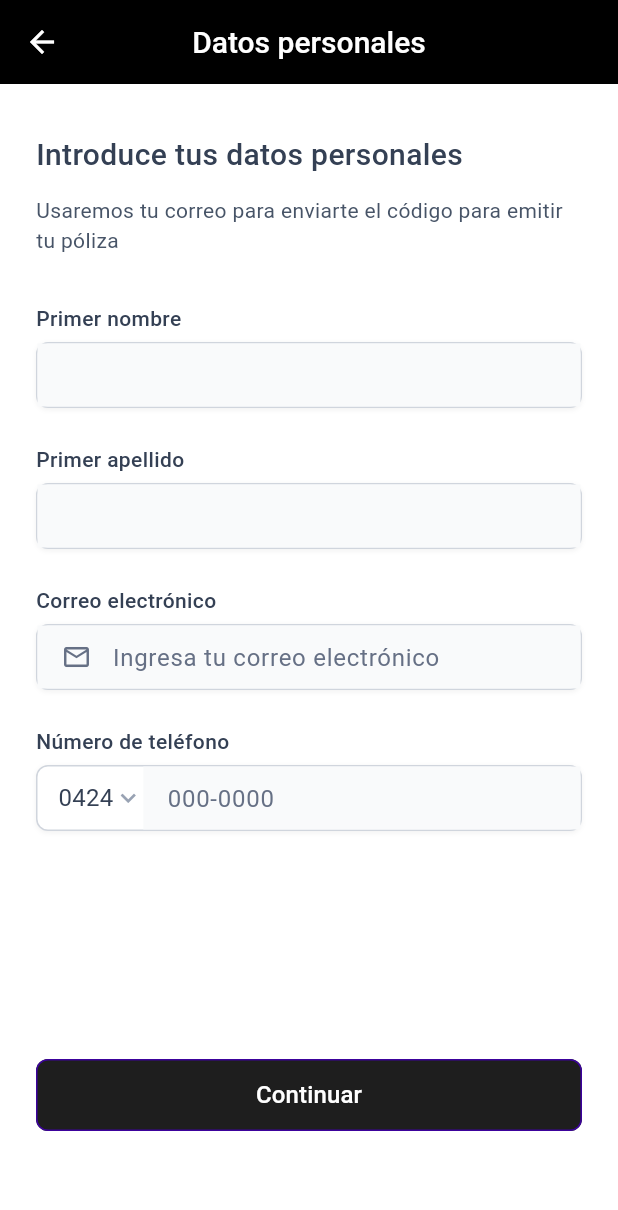
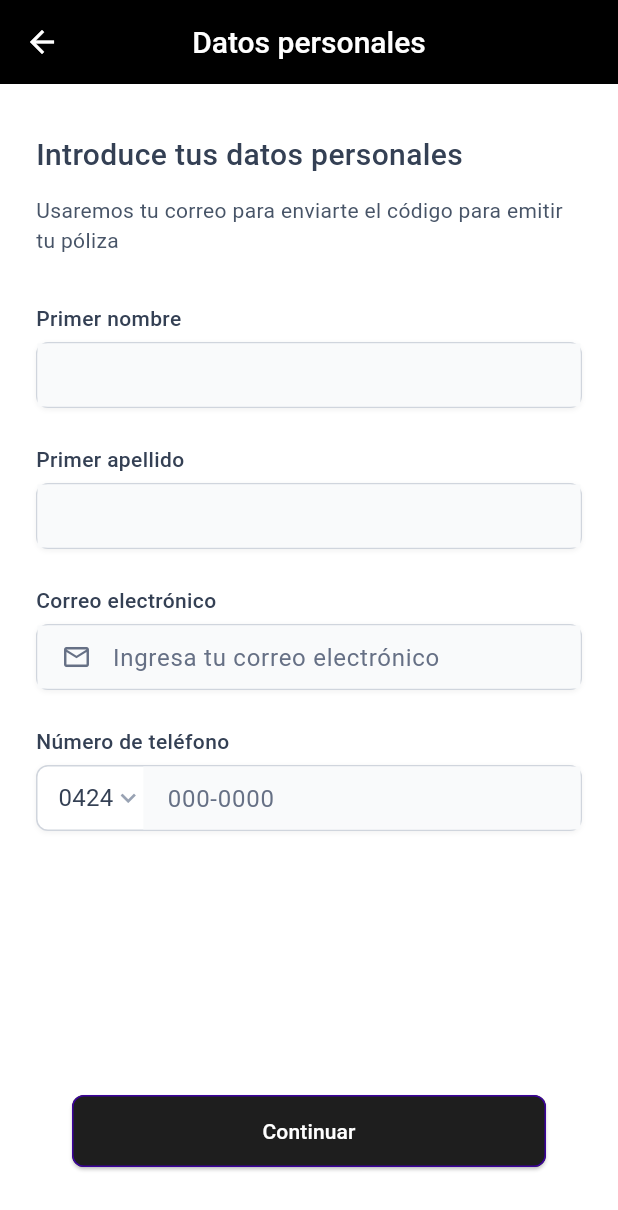
Before and after one commit to jeftounz/fluttconversor, a Flutter app: the DatosPersonalesPage screen opened by its route, on a phone screen of 412 x 824 dp. Shown: the top 1210 px of the screen. Run offline on Flutter 3.47's test engine with Material 3 defaults, Android fonts, the phone set to English and light mode, and no system bars; our stand-ins replace bloc, dio, equatable, flutter_bloc, get_it, pdf and 3 more; accounts and stored records are empty; Roboto replaces fonts that are missing (Ubuntu).

Commit message:
finaly the local_form_storage works!

```diff
--- a/lib/features/presentation/widgets/datos_personales_form.dart
+++ b/lib/features/presentation/widgets/datos_personales_form.dart
@@ -3,9 +3,33 @@ import 'package:flutter_bloc/flutter_bloc.dart';
 import '../bloc/datos_personales/datos_personales_bloc.dart';
 import '../bloc/datos_personales/datos_personales_event.dart';
 import '../bloc/datos_personales/datos_personales_state.dart';
+import '../../data/services/local_form_storage_service.dart.dart';
 
-class DatosPersonalesForm extends StatelessWidget {
+class DatosPersonalesForm extends StatefulWidget {
   const DatosPersonalesForm({Key? key}) : super(key: key);
+
+  @override
+  State<DatosPersonalesForm> createState() => _DatosPersonalesFormState();
+}
+
+class _DatosPersonalesFormState extends State<DatosPersonalesForm> {
+  final TextEditingController _nombreController = TextEditingController();
+  final TextEditingController _apellidoController = TextEditingController();
+
+  @override
+  void initState() {
+    super.initState();
+    final state = context.read<DatosPersonalesBloc>().state;
+    _nombreController.text = state.firstName;
+    _apellidoController.text = state.lastName;
+  }
+
+  @override
+  void dispose() {
+    _nombreController.dispose();
+    _apellidoController.dispose();
+    super.dispose();
+  }
 
   @override
   Widget build(BuildContext context) {
@@ -32,8 +56,7 @@ class DatosPersonalesForm extends StatelessWidget {
                 ),
           );
         } else if (state.isSuccess) {
-          Navigator.of(context).pop(); // cerrar diálogo loading
-
+          Navigator.of(context).pop();
           ScaffoldMessenger.of(context).showSnackBar(
             SnackBar(
               content: Text(
@@ -44,11 +67,9 @@ class DatosPersonalesForm extends StatelessWidget {
               behavior: SnackBarBehavior.floating,
             ),
           );
-
-          // MODIFICACIÓN: Navegar a la página de firma
           Navigator.of(context).pushReplacementNamed('/signature');
         } else if (state.isFailure) {
-          Navigator.of(context).pop(); // cerrar diálogo loading si está abierto
+          Navigator.of(context).pop();
           ScaffoldMessenger.of(context).showSnackBar(
             SnackBar(
               content: Text(
@@ -72,15 +93,18 @@ class DatosPersonalesForm extends StatelessWidget {
             children: [
               _buildFormHeader(),
               const SizedBox(height: 32),
-              _FirstNameField(),
+              _FirstNameField(nombreController: _nombreController),
               const SizedBox(height: 24),
-              _LastNameField(),
+              _LastNameField(apellidoController: _apellidoController),
               const SizedBox(height: 24),
               _EmailField(),
               const SizedBox(height: 24),
               _PhoneField(),
               const SizedBox(height: 152),
-              _ContinueButton(),
+              _ContinueButton(
+                nombreController: _nombreController,
+                apellidoController: _apellidoController,
+              ),
             ],
           ),
         ),
@@ -119,6 +143,10 @@ class DatosPersonalesForm extends StatelessWidget {
 }
 
 class _FirstNameField extends StatelessWidget {
+  final TextEditingController nombreController;
+
+  const _FirstNameField({required this.nombreController});
+
   @override
   Widget build(BuildContext context) {
     return BlocBuilder<DatosPersonalesBloc, DatosPersonalesState>(
@@ -127,15 +155,18 @@ class _FirstNameField extends StatelessWidget {
               previous.firstName != current.firstName ||
               previous.isFirstNameValid != current.isFirstNameValid,
       builder: (context, state) {
+        if (nombreController.text != state.firstName) {
+          nombreController.text = state.firstName;
+        }
         return _inputField(
           label: 'Primer nombre',
           initialValue: state.firstName,
           isValid: state.isFirstNameValid,
           errorText: !state.isFirstNameValid ? 'Nombre inválido' : null,
-          onChanged:
-              (value) => context.read<DatosPersonalesBloc>().add(
-                FirstNameChanged(value),
-              ),
+          onChanged: (value) {
+            context.read<DatosPersonalesBloc>().add(FirstNameChanged(value));
+            nombreController.text = value;
+          },
         );
       },
     );
@@ -143,6 +174,10 @@ class _FirstNameField extends StatelessWidget {
 }
 
 class _LastNameField extends StatelessWidget {
+  final TextEditingController apellidoController;
+
+  const _LastNameField({required this.apellidoController});
+
   @override
   Widget build(BuildContext context) {
     return BlocBuilder<DatosPersonalesBloc, DatosPersonalesState>(
@@ -151,15 +186,18 @@ class _LastNameField extends StatelessWidget {
               previous.lastName != current.lastName ||
               previous.isLastNameValid != current.isLastNameValid,
       builder: (context, state) {
+        if (apellidoController.text != state.lastName) {
+          apellidoController.text = state.lastName;
+        }
         return _inputField(
           label: 'Primer apellido',
           initialValue: state.lastName,
           isValid: state.isLastNameValid,
           errorText: !state.isLastNameValid ? 'Apellido inválido' : null,
-          onChanged:
-              (value) => context.read<DatosPersonalesBloc>().add(
-                LastNameChanged(value),
-              ),
+          onChanged: (value) {
+            context.read<DatosPersonalesBloc>().add(LastNameChanged(value));
+            apellidoController.text = value;
+          },
         );
       },
     );
@@ -379,33 +417,56 @@ class _PhoneField extends StatelessWidget {
 }
 
 class _ContinueButton extends StatelessWidget {
+  final TextEditingController nombreController;
+  final TextEditingController apellidoController;
+
+  const _ContinueButton({
+    required this.nombreController,
+    required this.apellidoController,
+  }); // Warning solucionado: key removido
+
   @override
   Widget build(BuildContext context) {
-    return SizedBox(
-      width: double.infinity,
-      height: 48,
+    final state =
+        context.read<DatosPersonalesBloc>().state; // Obtener estado actual
+
+    return Container(
+      padding: const EdgeInsets.all(24),
       child: ElevatedButton(
-        onPressed: () {
-          context.read<DatosPersonalesBloc>().add(const SubmitForm());
+        onPressed: () async {
+          if (nombreController.text.isEmpty ||
+              apellidoController.text.isEmpty) {
+            ScaffoldMessenger.of(context).showSnackBar(
+              const SnackBar(
+                content: Text(
+                  'Por favor completa tu nombre y apellido antes de continuar.',
+                ),
+                backgroundColor: Colors.red,
+                duration: Duration(seconds: 3),
+              ),
+            );
+            return;
+          }
+
+          final storage = LocalFormStorageService();
+          await storage.saveDatosPersonales(
+            nombre: nombreController.text,
+            apellido: apellidoController.text,
+            telefono:
+                '${state.phoneCode}${state.phoneNumber}', // Parámetro añadido
+            correo: state.email, // Parámetro añadido
+          );
+
+          Navigator.pushNamed(context, '/signature');
         },
         style: ElevatedButton.styleFrom(
           backgroundColor: const Color(0xFF1E1E1E),
-          shape: RoundedRectangleBorder(
-            borderRadius: BorderRadius.circular(8),
-            side: const BorderSide(color: Color(0xFF3C029C)),
-          ),
-          elevation: 0,
-          shadowColor: Colors.black.withOpacity(0.05),
+          foregroundColor: Colors.white,
+          side: const BorderSide(color: Color(0xFF3C029C)),
+          shape: RoundedRectangleBorder(borderRadius: BorderRadius.circular(8)),
+          minimumSize: const Size(double.infinity, 48),
         ),
-        child: const Text(
-          'Continuar',
-          style: TextStyle(
-            color: Colors.white,
-            fontSize: 16,
-            fontWeight: FontWeight.w500,
-            fontFamily: 'Ubuntu',
-          ),
-        ),
+        child: const Text('Continuar'),
       ),
     );
   }
--- a/pubspec.yaml
+++ b/pubspec.yaml
@@ -20,6 +20,7 @@ dependencies:
   intl: ^0.20.2
   pdf: ^3.11.3
   printing: ^5.14.2
+  shared_preferences: ^2.5.3
   signature: ^6.3.0
 
 dev_dependencies:
```
Also changed, not shown: lib/features/data/services/local_form_storage_service.dart.dart (added, +59 -0 lines), lib/features/presentation/widgets/recibo_form.dart (+43 -10 lines), lib/features/presentation/widgets/seguros_form.dart (+9 -2 lines), lib/features/presentation/widgets/signature_form.dart (+24 -8 lines), lib/features/data/models/user_model.dart (deleted), pubspec.lock, 1 other file.
